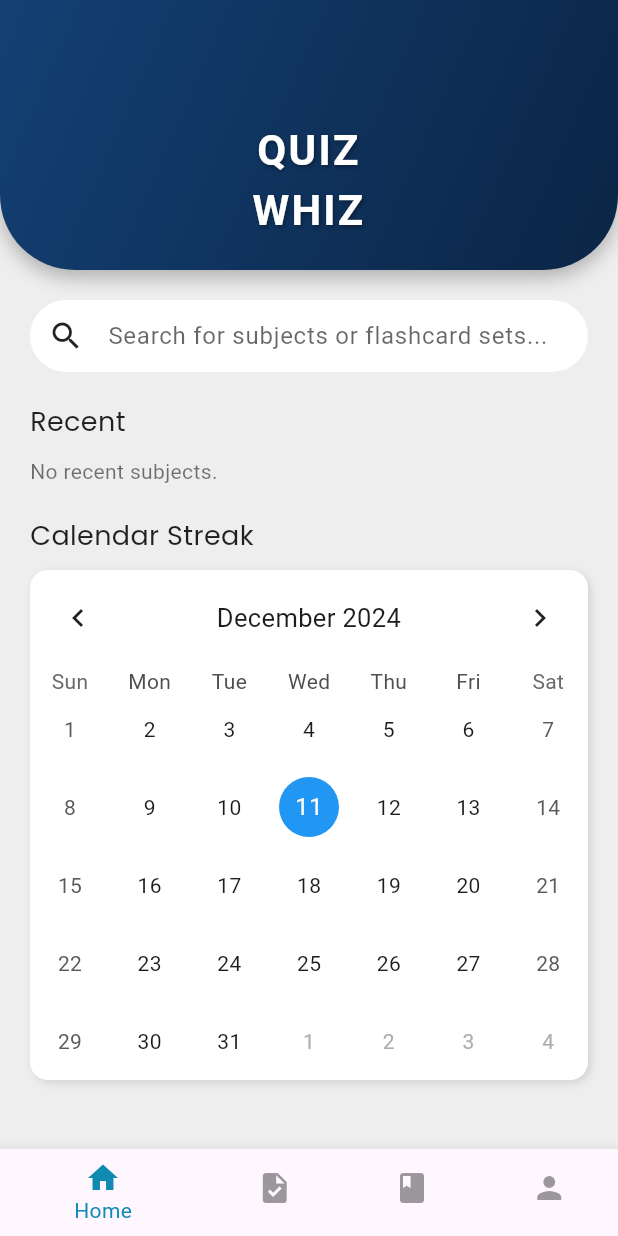
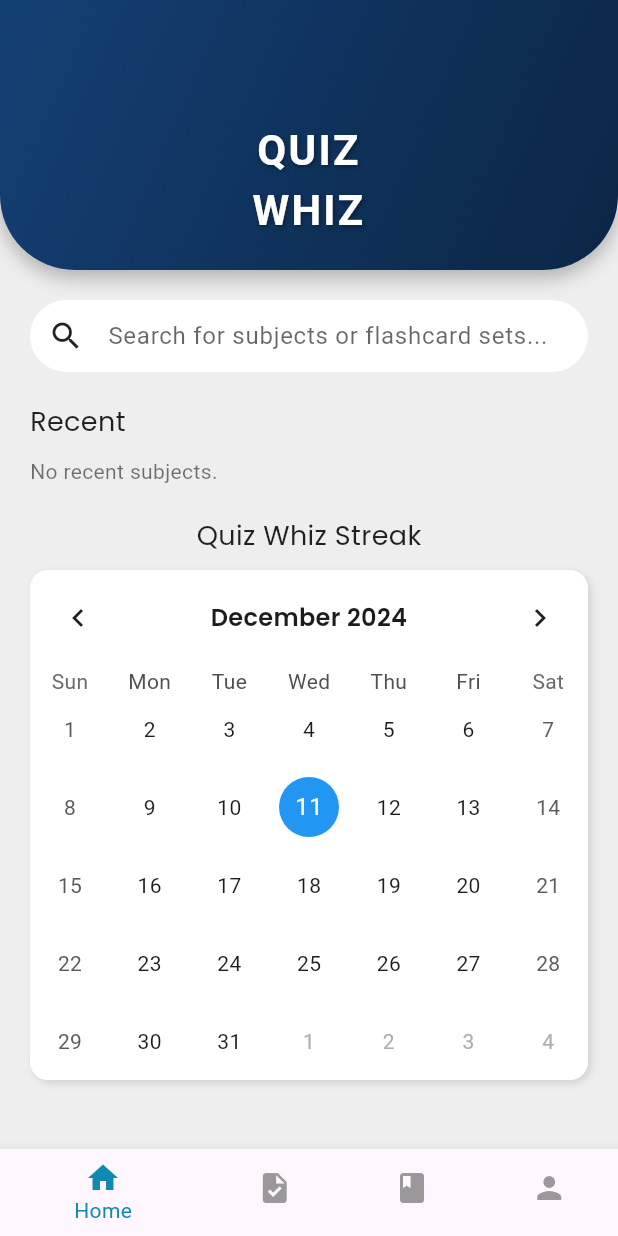
Before and after one commit to iZilchi/Quiz-Whiz, a Flutter app: the HomePage screen opened by its route, on a phone screen of 412 x 824 dp. Run offline on Flutter 3.47's test engine with Material 3 defaults, Android fonts, the light colour scheme and no system bars; drawn by our look-alikes of table_calendar; our stand-ins replace cloud_firestore, firebase_auth, firebase_core, flip_card, flutter_riverpod, google_fonts and 2 more; accounts and stored records are empty.

Commit message:
enhanced UI

```diff
--- a/lib/pages/home_page.dart
+++ b/lib/pages/home_page.dart
@@ -294,12 +294,14 @@
             const SizedBox(height: 20),
 
             // Calendar Streak
-            Text(
-              'Calendar Streak',
-              style: GoogleFonts.poppins(
-                fontSize: 18,
-                fontWeight: FontWeight.normal,
-                color: Colors.black87,
+            Center(
+              child: Text(
+                'Quiz Whiz Streak',
+                style: GoogleFonts.poppins(
+                  fontSize: 18,
+                  fontWeight: FontWeight.normal,
+                  color: Colors.black87,
+                ),
               ),
             ),
             const SizedBox(height: 10),
@@ -334,7 +336,6 @@
                   }).toList();
                 },
 
-                // Normalize the date to ignore the time
                 selectedDayPredicate: (day) {
                   final normalizedDay = DateTime(day.year, day.month, day.day);
                   return _activityDays.value.any((storedDay) {
@@ -343,32 +344,31 @@
                   });
                 },
 
-                // Calendar Style
                 calendarStyle: CalendarStyle(
                   todayDecoration: BoxDecoration(
                     color: Colors.blue, // Blue color for today
                     shape: BoxShape.circle,
                   ),
-                  // No marker decoration here, we'll manage it through selectedDayPredicate
                   selectedDecoration: BoxDecoration(
-                    color: Colors.orange, // Green color for streak days
+                    color: Colors.orange, // Orange color for selected days
                     shape: BoxShape.circle,
                   ),
-                  markersMaxCount: 0,
+                  markersMaxCount: 1,
+                  markerDecoration: BoxDecoration(
+                    color: Colors.blue,
+                    shape: BoxShape.circle,
+                  ),
                 ),
 
                 headerStyle: HeaderStyle(
-                  formatButtonVisible: false, // Hide the format button
-                  titleCentered: true, // Center the title
-                  leftChevronVisible: true, // Optional: hide the left chevron
-                  rightChevronVisible: true, // Optional: hide the right chevron
+                  formatButtonVisible: false,
+                  titleCentered: true,
+                  titleTextStyle: GoogleFonts.poppins(
+                    fontSize: 16,
+                    fontWeight: FontWeight.w600,
+                  ),
                 ),
-
-                // No need for eventLoader as we're directly using selectedDayPredicate to handle the streak days
-                onDaySelected: (selectedDay, focusedDay) {
-                  //Do nothing
-                },
-              )
+              ),
             ),
           ],
         ),
--- a/lib/subject function/add_flashcardSets_screen.dart
+++ b/lib/subject function/add_flashcardSets_screen.dart
@@ -424,7 +424,8 @@
             ),
       floatingActionButton: FloatingActionButton(
         onPressed: addFlashcardSet,
-        backgroundColor: Colors.blueAccent,
+        foregroundColor: Colors.white,
+          backgroundColor: const Color.fromARGB(255, 5, 89, 122),
         child: const Icon(
           Icons.add,
           size: 28,
--- a/lib/subject function/add_flashcards_screen.dart
+++ b/lib/subject function/add_flashcards_screen.dart
@@ -1032,6 +1032,8 @@
         floatingActionButton: FloatingActionButton(
           onPressed: addFlashcard,
           child: const Icon(Icons.add),
+          foregroundColor: Colors.white,
+          backgroundColor: const Color.fromARGB(255, 5, 89, 122),
         ),
       ),
     );
```
